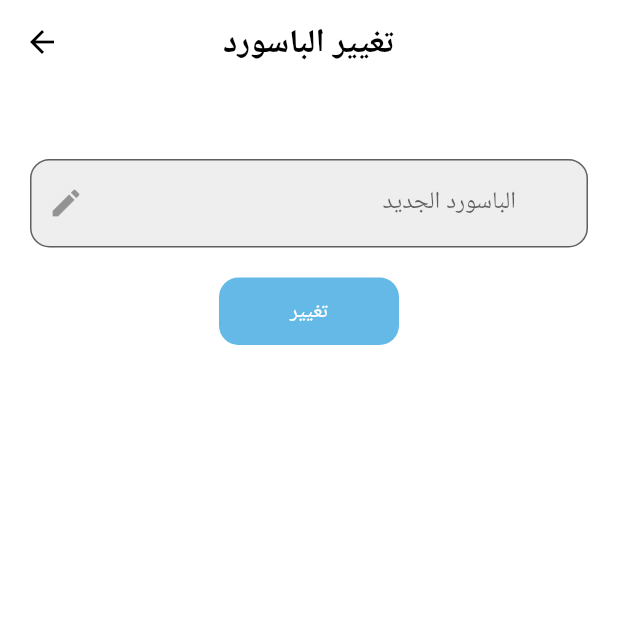
After one commit to mohamed6572/consultation, a Flutter app: the change_password_U screen opened directly, on a phone screen of 412 x 824 dp, the top half of it. The commit adds this screen. Run offline on Flutter 3.47's test engine with Material 2 defaults, Android fonts, the phone set to English and light mode, and no system bars; our stand-ins replace bloc, buildcondition, dio, firebase_core, firebase_storage, flutter_bloc and 7 more; missing offline and left inert: agora_rtc_engine; accounts and stored records are empty; network calls fail.

Commit message:
done make token to user change password

```diff
--- a/lib/layout/cubit/states.dart
+++ b/lib/layout/cubit/states.dart
@@ -15,6 +15,10 @@ class EditImagePickedErrorState extends AppStates{}
 class UpdateLodingState extends AppStates{}
 class UpdateSuccsessState extends AppStates{}
 class UpdateErrorState extends AppStates{}
+
+class UpdateULodingState extends AppStates{}
+class UpdateUSuccsessState extends AppStates{}
+class UpdateUErrorState extends AppStates{}
 //get consaltant data
 class getCLodingState extends AppStates{}
 class getCSuccsessState extends AppStates{}
--- a/lib/main.dart
+++ b/lib/main.dart
@@ -1,4 +1,5 @@
 import 'package:consultation/layout/cubit/cubit.dart';
+import 'package:consultation/layout/homeU_layout.dart';
 import 'package:consultation/layout/home_layout.dart';
 import 'package:consultation/modules/login/login_screan.dart';
 import 'package:consultation/modules/onboard/onboarding.dart';
@@ -24,11 +25,13 @@ void main() {
       await cash_helper.init();
       bool? onBoard = cash_helper.getData(key: 'onboard');
       token = cash_helper.getData(key: 'token');
+      tokenU = cash_helper.getData(key: 'tokenU');
       ID = cash_helper.getData(key: 'ID');
       print(token);
       Widget widget ;
       if(onBoard !=null){
         if(token !=null) widget = Home_Layout();
+        if(tokenU !=null) widget = HomeU_Layout();
         else
           widget =  Login_Screan();
       }else{
@@ -50,7 +53,7 @@ class MyApp extends StatelessWidget {
   @override
   Widget build(BuildContext context) {
     return BlocProvider(
-      create: (context) => AppCubit()..GetConsaltant()..GetAllConsaltant(),
+      create: (context) => AppCubit()..GetAllConsaltant(),
       child: MaterialApp(
         title: 'consaltation',
         theme: lightTheme,
--- /dev/null
+++ b/lib/modules/change_password/change_password_U.dart
@@ -0,0 +1,51 @@
+import 'package:consultation/layout/cubit/cubit.dart';
+import 'package:consultation/layout/cubit/states.dart';
+import 'package:consultation/shared/components/components.dart';
+import 'package:consultation/shared/styles/colors.dart';
+import 'package:flutter/material.dart';
+import 'package:flutter_bloc/flutter_bloc.dart';
+
+class change_password_U extends StatelessWidget{
+var changePasswordcontroller = TextEditingController();
+  @override
+  Widget build(BuildContext context) {
+    return BlocConsumer<AppCubit,AppStates>(
+      listener: (context, state) {},
+      builder: (context, state) {
+        var cubit = AppCubit.get(context);
+        return Scaffold(
+          appBar: AppBar(
+            centerTitle: true,
+            title: Text('تغيير الباسورد'),
+          ),
+          body:Column(
+            children: [
+              SizedBox(height: 30,),
+              Padding(
+                padding: EdgeInsets.all(20),
+                child:
+                defultFormField(
+                    suffix: Icons.edit,
+                    maxlines: 4,
+                    type: TextInputType.text,
+                    controller: changePasswordcontroller,
+                    label: 'الباسورد الجديد',
+                    validator: (v) {}),
+              ),
+              defultButton(
+                  text: 'تغيير',
+                  function: () {
+                    cubit.ChangePasswrodUser(
+                      password: changePasswordcontroller.text
+                    );
+                  },
+                  width: 120,
+                  Background: defColor,
+                  radius: 13),
+            ],
+          )
+        );
+      },
+    );
+  }
+}
--- a/lib/modules/home/cat_more_details.dart
+++ b/lib/modules/home/cat_more_details.dart
@@ -84,7 +84,8 @@ class Cat_More_Details extends StatelessWidget{
             ),
           ),
           SizedBox(height: 50,),
-          defultButton(text: 'بدأ المحادثة', function: (){},width: 180,Background: Colors.green),
+          defultButton(text: 'بدأ المحادثة', function: (){
+          },width: 180,Background: Colors.green),
 
 
 
--- a/lib/modules/login/login_screan1.dart
+++ b/lib/modules/login/login_screan1.dart
@@ -37,7 +37,10 @@ class Login_Screan1 extends StatelessWidget {
 
           if (state is LoginSucssesState) {
             cash_helper
-                .saveData(key: 'token', value: state.login_model.accessToken)
+                .saveData(key: 'ID', value: state.login_model.Id)
+                .then((value) {});
+            cash_helper
+                .saveData(key: 'tokenU', value: state.login_model.accessToken)
                 .then((value) {
               navigateToAndFinish(context, HomeU_Layout());
             });
--- a/lib/shared/components/constens.dart
+++ b/lib/shared/components/constens.dart
@@ -4,6 +4,7 @@ import 'package:consultation/shared/components/components.dart';
 import 'package:flutter/material.dart';
 import 'package:consultation/shared/network/local/cash_helper.dart';
 String? token = '';
+String? tokenU = '';
 String? ID = '';
 
 Widget itemregister(text) =>  Padding(
--- a/lib/shared/network/end_points.dart
+++ b/lib/shared/network/end_points.dart
@@ -4,6 +4,7 @@ const RegisterC = 'authC/register';
 const RegisterU = 'authu/register';
 const UPLOAD = 'upload';
 const UPDATEC = 'authC/';
+const UPDATEU = 'users/';
 const UPDATECImage = 'upload1/';
 const GetC = 'users/find1/';
 const GetAllC = 'users/consultant';
```
Also changed, not shown: lib/layout/cubit/cubit.dart (+18 -1 lines), lib/layout/homeU_layout.dart (+8 -12 lines), lib/models/lgon_Model.dart (+5 -4 lines).
